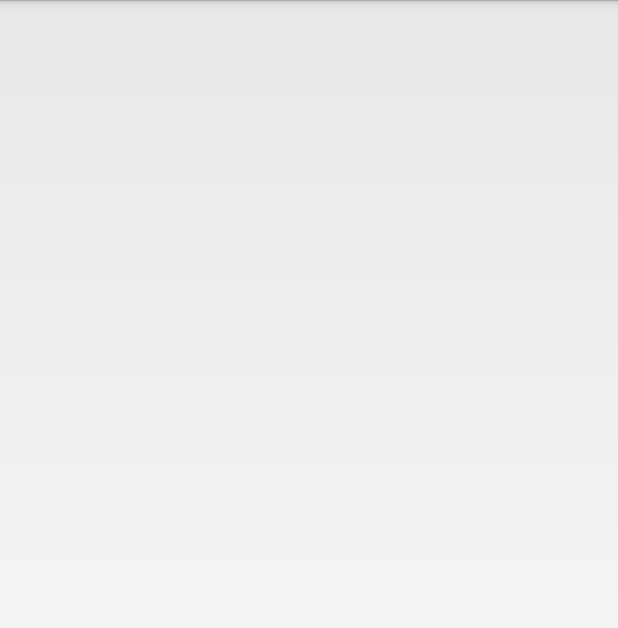
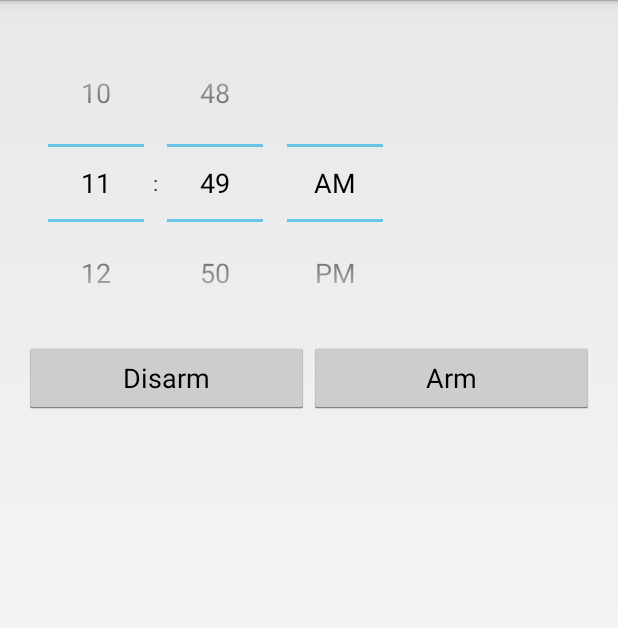
Before and after one commit to dpratt7/DaBombClock, an Android app: the Schedule screen opened directly, with no data from a screen before it, on a phone screen of 412 x 824 dp. Shown: the top 628 px of the screen. Run offline under Robolectric (Android 15) with nearby library versions, the phone set to English and light mode, and no system bars; 2 statements that could not run were skipped.

Commit message:
Schedule time picker added

```diff
--- a/app/src/main/java/com/group/dabomb/dabomb/Schedule.java
+++ b/app/src/main/java/com/group/dabomb/dabomb/Schedule.java
@@ -7,29 +7,68 @@ import android.content.Intent;
 import android.os.Bundle;
 import android.view.Menu;
 import android.view.MenuItem;
+import android.view.View;
 import android.view.Window;
+import android.widget.Button;
+import android.widget.CheckBox;
+import android.widget.TextView;
+import android.widget.TimePicker;
+import android.widget.Toast;
 
 import java.util.Calendar;
 
 
 public class Schedule extends Activity {
 
+    private TimePicker tPicker;
+    private Calendar cal;
+    private Button cancel;
+    private Button submit;
+
     public void onCreate(Bundle savedInstanceState) {
         super.onCreate(savedInstanceState);
         this.requestWindowFeature(Window.FEATURE_NO_TITLE);
-        setContentView(R.layout.main);
+        setContentView(R.layout.activity_schedule);
 
-        //Create an offset from the current time in which the alarm will go off.
-        Calendar cal = Calendar.getInstance();
-        cal.add(Calendar.SECOND, 5);
+        initButtons();
 
-        //Create a new PendingIntent and add it to the AlarmManager
-        Intent intent = new Intent(this, AlarmReceiverActivity.class);
-        PendingIntent pendingIntent = PendingIntent.getActivity(this,
-                12345, intent, PendingIntent.FLAG_CANCEL_CURRENT);
-        AlarmManager am =
-                (AlarmManager)getSystemService(Activity.ALARM_SERVICE);
-        am.set(AlarmManager.RTC_WAKEUP, cal.getTimeInMillis(),
-                pendingIntent);
     }
+
+    private void initButtons() {
+
+        tPicker = (TimePicker) findViewById(R.id.timePicker1);
+        cal = Calendar.getInstance();
+        cancel = (Button) findViewById(R.id.dialog_cancel);
+        submit = (Button) findViewById(R.id.dialog_ok);
+        cancel.setOnClickListener(this);
+        submit.setOnClickListener(this);
+    }
+
+    public void onClick(View v) {
+
+        switch (v.getId()) {
+
+//If Done button pressed get time selected by user
+
+            case R.id.dialog_cancel: {
+                Calendar now = Calendar.getInstance();
+                tPicker.clearFocus();
+                tPicker.setCurrentHour(now.get(Calendar.HOUR_OF_DAY));
+                tPicker.setCurrentMinute(now.get(Calendar.MINUTE));
+
+            }
+            case R.id.dialog_ok: {
+
+                cal.set(Calendar.HOUR,tPicker.getCurrentHour().intValue());
+                cal.set(Calendar.MINUTE,tPicker.getCurrentMinute().intValue());
+            }
+            break;
+
+            default:
+                break;
+
+        }
+
+    }
+
 }
--- a/app/src/main/res/layout/activity_schedule.xml
+++ b/app/src/main/res/layout/activity_schedule.xml
@@ -1,16 +1,36 @@
-<RelativeLayout xmlns:android="http://schemas.android.com/apk/res/android"
+<LinearLayout xmlns:android="http://schemas.android.com/apk/res/android"
     xmlns:tools="http://schemas.android.com/tools"
     android:layout_width="match_parent"
     android:layout_height="match_parent"
+    android:orientation="vertical"
+    android:paddingBottom="@dimen/activity_vertical_margin"
     android:paddingLeft="@dimen/activity_horizontal_margin"
     android:paddingRight="@dimen/activity_horizontal_margin"
     android:paddingTop="@dimen/activity_vertical_margin"
-    android:paddingBottom="@dimen/activity_vertical_margin"
     tools:context="com.group.dabomb.dabomb.Schedule">
 
-    <TextView
-        android:text="@string/hello_world"
+    <TimePicker
+        android:id="@+id/timePicker1"
         android:layout_width="wrap_content"
         android:layout_height="wrap_content" />
 
-</RelativeLayout>
+    <LinearLayout
+        android:id="@+id/LinearLayout02"
+        android:layout_width="fill_parent"
+        android:layout_height="wrap_content">
+
+        <Button
+            android:id="@+id/dialog_ok"
+            android:layout_width="fill_parent"
+            android:layout_height="wrap_content"
+            android:layout_weight="1"
+            android:text="@string/cancel"></Button>
+
+        <Button
+            android:id="@+id/dialog_cancel"
+            android:layout_width="fill_parent"
+            android:layout_height="wrap_content"
+            android:layout_weight="1"
+            android:text="@string/select"></Button>
+    </LinearLayout>
+</LinearLayout>
--- a/app/src/main/res/values/strings.xml
+++ b/app/src/main/res/values/strings.xml
@@ -5,5 +5,7 @@
     <string name="hello_world">Hello world!</string>
     <string name="action_settings">Settings</string>
     <string name="title_activity_schedule">Schedule</string>
+    <string name="select">Arm</string>
+    <string name="cancel">Disarm</string>
 
 </resources>
```
